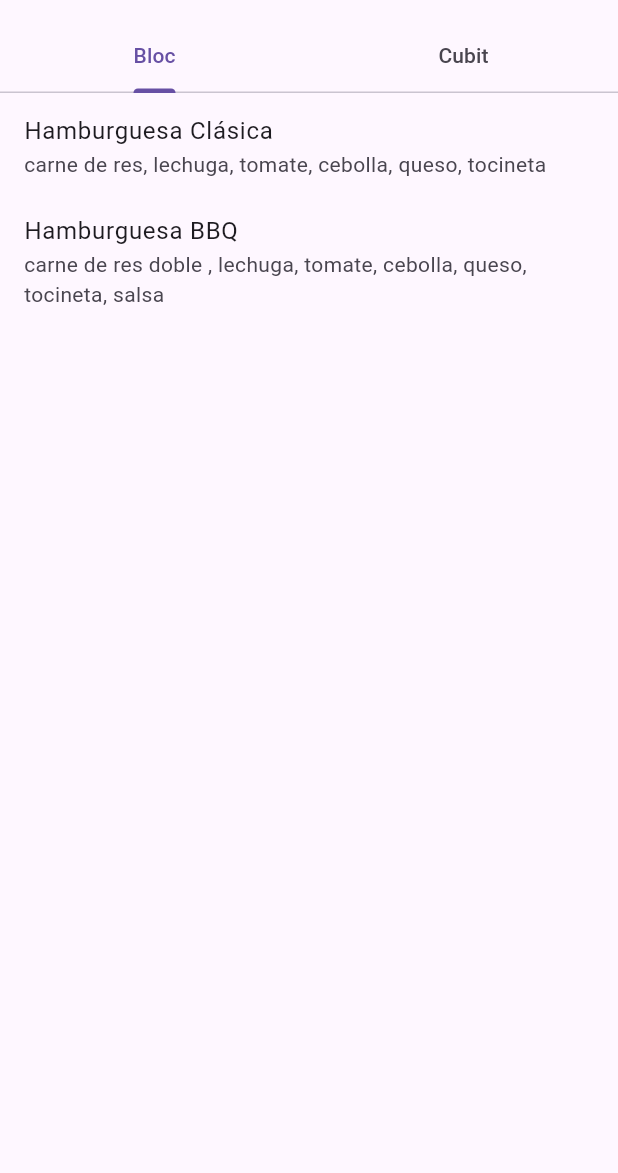
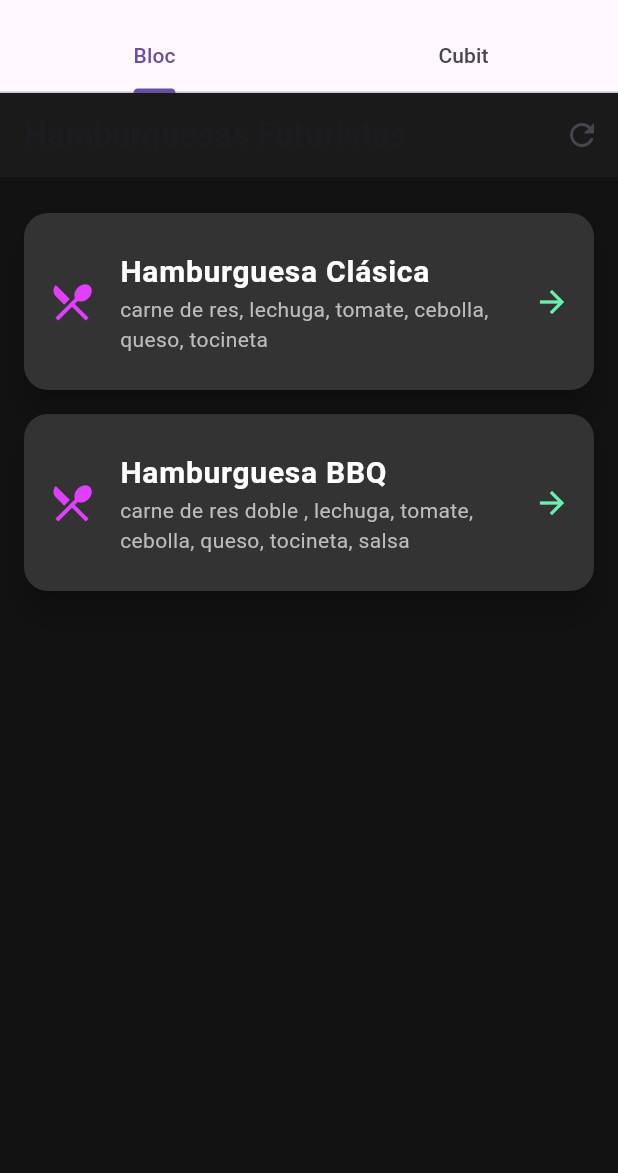
Before and after one commit to tav1o/saborcurramba-grupo, a Flutter app: the screen it shows after launch, on a phone screen of 412 x 824 dp, the part 63-1236 px from its top. Run offline on Flutter 3.47's test engine with Material 3 defaults, Android fonts, the phone set to English and light mode, and no system bars; our stand-ins replace bloc, equatable, flutter_bloc.

Commit message:
cambio del cubit y bloc
tengo que cambiar, y pasarlo a un peticion directa con el moncky

```diff
--- a/lib/cubit/home_cubit.dart
+++ b/lib/cubit/home_cubit.dart
@@ -1,13 +1,21 @@
-// home_cubit.dart
+
 import 'package:flutter_bloc/flutter_bloc.dart';
-import '../datos/dato.dart'; // donde tienes menuCompleto
-import '../modelo/producto.dart';
+import 'package:saborcurramba/cubit/home_state.dart';
+import '../datos/dato.dart';
 
-class HomeCubit extends Cubit<List<Producto>> {
-  HomeCubit() : super([]);
 
-  void loadPizzas() {
-    final pizzas = menuCompleto.where((producto) => producto.categoria == 'Pizzas 🍕').toList();
-    emit(pizzas);
+class HomeCubit extends Cubit<HomeStateCubit> {
+  HomeCubit() : super(HomeInitial());
+
+Future<void>loadPizzas()async{
+  emit(HomeLoadInProgress());
+  await Future.delayed(const Duration(seconds: 3));
+  try {
+    final pizzas = menuCompleto.where((producto) => producto.categoria == "Pizzas 🍕" ).toList();
+    emit(HomeLoadSuccess(pizzas));
+  } catch (_) {
+    emit(HomeLoadFailure());
   }
 }
+
+  }
--- a/lib/cubit/home_state.dart
+++ b/lib/cubit/home_state.dart
@@ -1,9 +1,15 @@
-abstract class HomeStateCubit {}
+
+import 'package:saborcurramba/modelo/producto.dart';
+
+sealed class HomeStateCubit {}
 
 class HomeInitial extends HomeStateCubit {}
 
 class HomeLoadInProgress extends HomeStateCubit {}
 
-class HomeLoadSuccess extends HomeStateCubit {}
+class HomeLoadSuccess extends HomeStateCubit {
+  final List<Producto>productos;
+   HomeLoadSuccess(this.productos);
+}
 
 class HomeLoadFailure extends HomeStateCubit {}
--- a/lib/main.dart
+++ b/lib/main.dart
@@ -1,6 +1,6 @@
 import 'package:flutter/material.dart';
 import 'package:saborcurramba/vistas_cubit/home_screms.dart';
- // Ajusta el nombre si es un typo
+
 
 void main() {
   runApp(MyApp());
--- a/lib/vistas_cubit/bloc_tab.dart
+++ b/lib/vistas_cubit/bloc_tab.dart
@@ -2,13 +2,8 @@ import 'package:flutter/material.dart';
 import 'package:flutter_bloc/flutter_bloc.dart';
 import '../bloc/home_bloc.dart';
 
-
-
-
 class BlocTab extends StatelessWidget {
   const BlocTab({super.key});
-
-
 
   @override
   Widget build(BuildContext context) {
@@ -16,25 +11,89 @@ class BlocTab extends StatelessWidget {
     context.read<HomeBloc>().add(LoadHamburguesasEvent());
 
     return Scaffold(
+      backgroundColor: Color(0xFF121212),
+      appBar: AppBar(
+        title: Text(
+          'Hamburguesas Futuristas',
+          style: TextStyle(fontSize: 22, fontWeight: FontWeight.bold),
+        ),
+        backgroundColor: Color(0xFF1A1A1A),
+        elevation: 0,
+        actions: [
+          IconButton(
+            icon: Icon(Icons.refresh),
+            onPressed: () {
+              context.read<HomeBloc>().add(LoadHamburguesasEvent());
+            },
+          ),
+        ],
+      ),
       body: BlocBuilder<HomeBloc, HomeState>(
         builder: (context, state) {
           if (state is HomeLoadInprogress) {
-            return Center(child: CircularProgressIndicator());
+            return Center(child: CircularProgressIndicator(color: Colors.blueAccent));
           } else if (state is HomeLoadSuccess) {
             return ListView.builder(
+              padding: EdgeInsets.all(16.0),
               itemCount: state.productos.length,
               itemBuilder: (context, index) {
                 final producto = state.productos[index];
-                return ListTile(
-                  title: Text(producto.nombre),
-                  subtitle: Text(producto.ingredientes),
+                return Card(
+                  color: Color(0xFF333333),
+                  shape: RoundedRectangleBorder(
+                    borderRadius: BorderRadius.circular(16.0),
+                  ),
+                  elevation: 8.0,
+                  margin: EdgeInsets.symmetric(vertical: 8.0),
+                  child: ListTile(
+                    contentPadding: EdgeInsets.all(16.0),
+                    leading: Icon(
+                      Icons.local_dining,
+                      color: Colors.purpleAccent,
+                      size: 32,
+                    ),
+                    title: Text(
+                      producto.nombre,
+                      style: TextStyle(
+                        color: Colors.white,
+                        fontSize: 20,
+                        fontWeight: FontWeight.bold,
+                      ),
+                    ),
+                    subtitle: Text(
+                      producto.ingredientes,
+                      style: TextStyle(
+                        color: Colors.grey[400],
+                        fontSize: 14,
+                      ),
+                    ),
+                    trailing: Icon(
+                      Icons.arrow_forward,
+                      color: Colors.greenAccent,
+                    ),
+                    onTap: () {
+                      ScaffoldMessenger.of(context).showSnackBar(
+                        SnackBar(content: Text('¡Elegiste ${producto.nombre}!')),
+                      );
+                    },
+                  ),
                 );
               },
             );
           } else if (state is HomeLoadFailure) {
-            return Center(child: Text('Error al cargar hamburguesas'));
+            return Center(
+              child: Text(
+                'Error al cargar hamburguesas',
+                style: TextStyle(color: Colors.redAccent, fontSize: 18),
+              ),
+            );
           }
-          return Center(child: Text('Esperando carga...'));
+          return Center(
+            child: Text(
+              'Esperando carga...',
+              style: TextStyle(color: Colors.white),
+            ),
+          );
         },
       ),
     );
```
Also changed, not shown: lib/vistas_cubit/cubit_tab.dart (+44 -13 lines), pubspec.lock.
